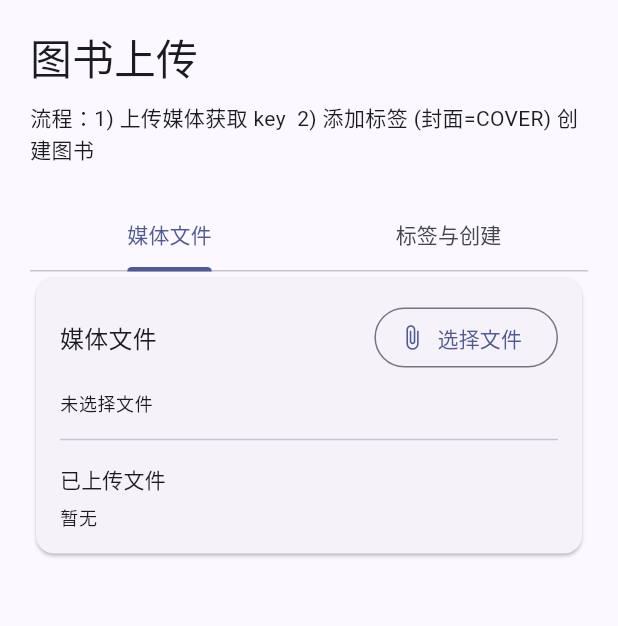
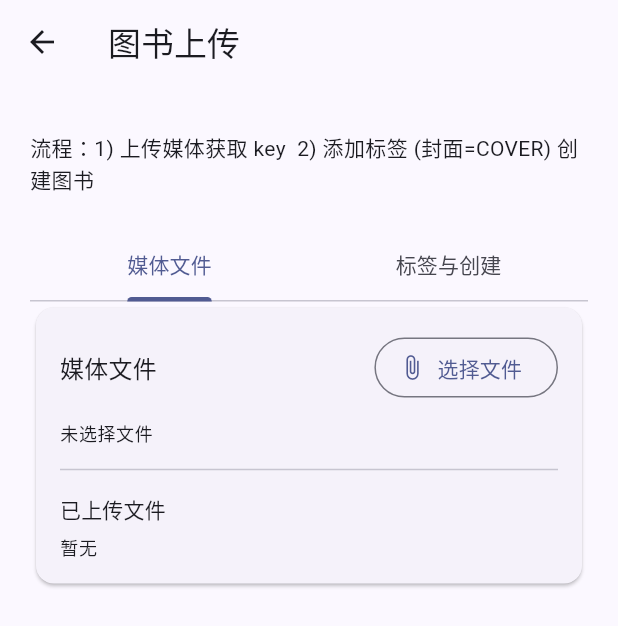
Before and after one commit to enten0103/voidlord, a Flutter app: the UploadPage screen opened directly, on a phone screen of 412 x 824 dp. Shown: the top 626 px of the screen. Run offline on Flutter 3.47's test engine with Material 3 defaults, Android fonts, the phone set to English and light mode, and no system bars; our stand-ins replace dio, file_picker, get, shared_preferences; missing offline and left inert: system_fonts, window_manager; accounts and stored records are empty.

Commit message:
feat(upload,media-library): 上传模块重构与媒体库详情统一; 新增上传列表路由与编辑模式; 统一网格布局; 移除虚拟我的上传; 更新绑定与路由; BREAKING: 上传入口替换为上传列表页

```diff
--- a/lib/bindings/root_binding.dart
+++ b/lib/bindings/root_binding.dart
@@ -1,6 +1,7 @@
 import 'package:get/get.dart';
+import 'package:voidlord/pages/media_libraries/media_libraries_controller.dart';
+import 'package:voidlord/pages/upload/upload_list_controller.dart';
 import '../controllers/root_controller.dart';
-import '../pages/upload/upload_controller.dart';
 import '../pages/permissions/permissions_controller.dart';
 import '../pages/profile/profile_controller.dart';
 import '../services/media_libraries_service.dart';
@@ -9,9 +10,10 @@ class RootBinding extends Bindings {
   @override
   void dependencies() {
     Get.lazyPut<RootController>(() => RootController());
-    Get.lazyPut<UploadController>(() => UploadController());
     Get.lazyPut<PermissionsController>(() => PermissionsController());
     Get.lazyPut<ProfileController>(() => ProfileController());
     Get.lazyPut<MediaLibrariesService>(() => MediaLibrariesService());
+    Get.lazyPut<MediaLibrariesController>(() => MediaLibrariesController());
+    Get.lazyPut<UploadListController>(() => UploadListController());
   }
 }
--- /dev/null
+++ b/lib/bindings/upload_binding.dart
@@ -0,0 +1,9 @@
+import 'package:get/get.dart';
+import '../pages/upload/upload_controller.dart';
+
+class UploadBinding extends Bindings {
+  @override
+  void dependencies() {
+    Get.lazyPut<UploadController>(() => UploadController());
+  }
+}
--- a/lib/pages/root_page.dart
+++ b/lib/pages/root_page.dart
@@ -2,7 +2,7 @@ import 'package:flutter/material.dart';
 import 'package:get/get.dart';
 import 'package:voidlord/pages/profile/profile_view.dart';
 import 'package:voidlord/services/permission_service.dart';
-import 'upload/upload_page.dart';
+import 'upload/upload_list_page.dart';
 import 'permissions/permissions_page.dart';
 import 'media_libraries/media_libraries_page.dart';
 import 'package:voidlord/widgets/responsive_scaffold.dart';
@@ -33,7 +33,7 @@ class RootPage extends GetView<RootController> {
         const _SquareTab(),
         const _SearchTab(),
         const MediaLibrariesPage(),
-        if (hasUpload) const UploadPage(),
+        if (hasUpload) const UploadListPage(),
         if (hasPermMgmt) const PermissionsPage(),
         const ProfileView(),
       ];
--- a/lib/pages/upload/upload_page.dart
+++ b/lib/pages/upload/upload_page.dart
@@ -14,7 +14,33 @@ class UploadPage extends GetView<UploadController> {
 
   @override
   Widget build(BuildContext context) {
-    return Align(
+    return Scaffold(
+      backgroundColor: Theme.of(context).colorScheme.surface,
+      appBar: AppBar(
+        leading: IconButton(
+          icon: const Icon(Icons.arrow_back),
+          onPressed: () => Get.back(),
+        ),
+        title: Obx(
+          () => Text(
+            controller.editing.value
+                ? '编辑图书 #${controller.editingBookId}'
+                : '图书上传',
+          ),
+        ),
+        actions: [
+          if (controller.editing.value)
+            IconButton(
+              tooltip: '重新加载',
+              onPressed: () {
+                final id = controller.editingBookId;
+                if (id != null) controller.loadExisting(id);
+              },
+              icon: const Icon(Icons.refresh),
+            ),
+        ],
+      ),
+      body: Align(
         alignment: Alignment.topCenter,
         child: SingleChildScrollView(
           padding: const EdgeInsets.all(20),
@@ -23,11 +49,20 @@ class UploadPage extends GetView<UploadController> {
             child: Column(
               crossAxisAlignment: CrossAxisAlignment.start,
               children: [
-              Text('图书上传', style: Theme.of(context).textTheme.headlineMedium),
+                Obx(() {
+                  if (controller.initialLoading.value) {
+                    return const LinearProgressIndicator(minHeight: 4);
+                  }
+                  return const SizedBox.shrink();
+                }),
                 const SizedBox(height: 12),
-              Text(
-                '流程：1) 上传媒体获取 key  2) 添加标签 (封面=COVER) 创建图书',
+                Obx(
+                  () => Text(
+                    controller.editing.value
+                        ? '可修改标签并提交更新（封面=COVER）'
+                        : '流程：1) 上传媒体获取 key  2) 添加标签 (封面=COVER) 创建图书',
                     style: Theme.of(context).textTheme.bodyMedium,
+                  ),
                 ),
                 const SizedBox(height: 24),
                 LayoutBuilder(
@@ -72,6 +107,7 @@ class UploadPage extends GetView<UploadController> {
                   },
                 ),
               ],
+            ),
           ),
         ),
       ),
@@ -209,10 +245,16 @@ class UploadPage extends GetView<UploadController> {
               for (int i = 0; i < c.tagFields.length; i++)
                 _tagRow(context, i, c),
               const Divider(height: 32),
-              FilledButton.icon(
-                onPressed: c.creatingBook.value ? null : c.createBook,
-                icon: const Icon(Icons.library_add),
-                label: Text(c.creatingBook.value ? '创建中...' : '创建图书'),
+              Obx(
+                () => FilledButton.icon(
+                  onPressed: c.creatingBook.value ? null : c.createOrUpdateBook,
+                  icon: Icon(c.editing.value ? Icons.save : Icons.library_add),
+                  label: Text(
+                    c.creatingBook.value
+                        ? (c.editing.value ? '更新中...' : '创建中...')
+                        : (c.editing.value ? '保存修改' : '创建图书'),
+                  ),
+                ),
               ),
             ],
           ),
--- a/lib/routes/app_pages.dart
+++ b/lib/routes/app_pages.dart
@@ -9,6 +9,11 @@ import '../pages/settings/settings_view.dart';
 import '../bindings/profile_edit_binding.dart';
 import '../bindings/settings_binding.dart';
 import '../services/auth_service.dart';
+import '../pages/media_libraries/media_library_detail_page.dart';
+import '../pages/upload/upload_page.dart';
+import '../pages/upload/upload_list_page.dart';
+import '../bindings/media_library_detail_binding.dart';
+import '../bindings/upload_binding.dart';
 import 'app_routes.dart';
 
 class AuthMiddleware extends GetMiddleware {
@@ -47,6 +52,23 @@ class AppPages {
       middlewares: [AuthMiddleware()],
       binding: SettingsBinding(),
     ),
+    GetPage(
+      name: Routes.mediaLibraryDetail,
+      page: () => const MediaLibraryDetailPage(),
+      middlewares: [AuthMiddleware()],
+      binding: MediaLibraryDetailBinding(),
+    ),
+    GetPage(
+      name: Routes.uploadList,
+      page: () => const UploadListPage(),
+      middlewares: [AuthMiddleware()],
+    ),
+    GetPage(
+      name: Routes.uploadEdit,
+      page: () => const UploadPage(),
+      middlewares: [AuthMiddleware()],
+      binding: UploadBinding(),
+    ),
   ];
 
   static const login = Routes.login;
--- a/lib/routes/app_routes.dart
+++ b/lib/routes/app_routes.dart
@@ -1,6 +1,9 @@
 class Routes {
   static const String root = '/';
   static const String login = '/login';
+  static const String mediaLibraryDetail = '/media-library'; // 需要拼接 /:id
   static const String profileEdit = '/profile/edit';
   static const String settings = '/settings';
+  static const String uploadList = '/upload';
+  static const String uploadEdit = '/upload/edit'; // 可拼接 /:id
 }
```
Also changed, not shown: lib/bindings/media_library_detail_binding.dart (added, +11 -0 lines), lib/pages/media_libraries/media_libraries_page.dart (+3 -55 lines), lib/pages/media_libraries/media_library_detail_controller.dart (added, +143 -0 lines), lib/pages/media_libraries/media_library_detail_page.dart (added, +125 -0 lines), lib/pages/upload/upload_controller.dart (+64 -7 lines), lib/pages/upload/upload_list_controller.dart (added, +31 -0 lines), lib/pages/upload/upload_list_page.dart (added, +120 -0 lines). Lines whose indentation alone changed are shown as unchanged.
